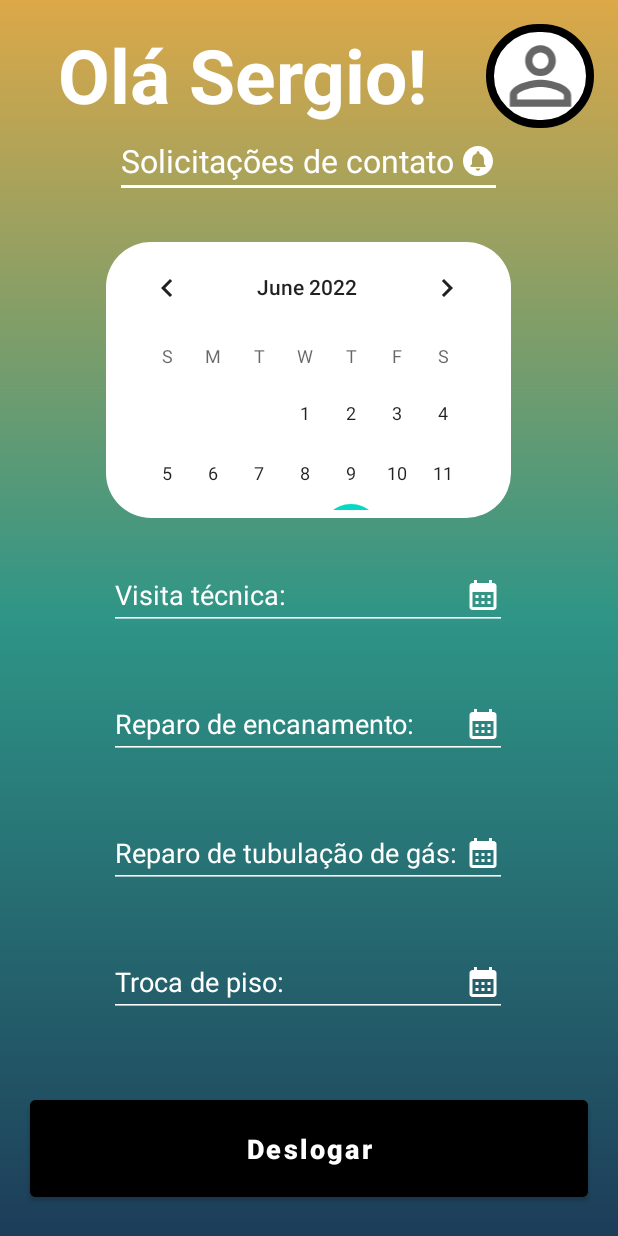
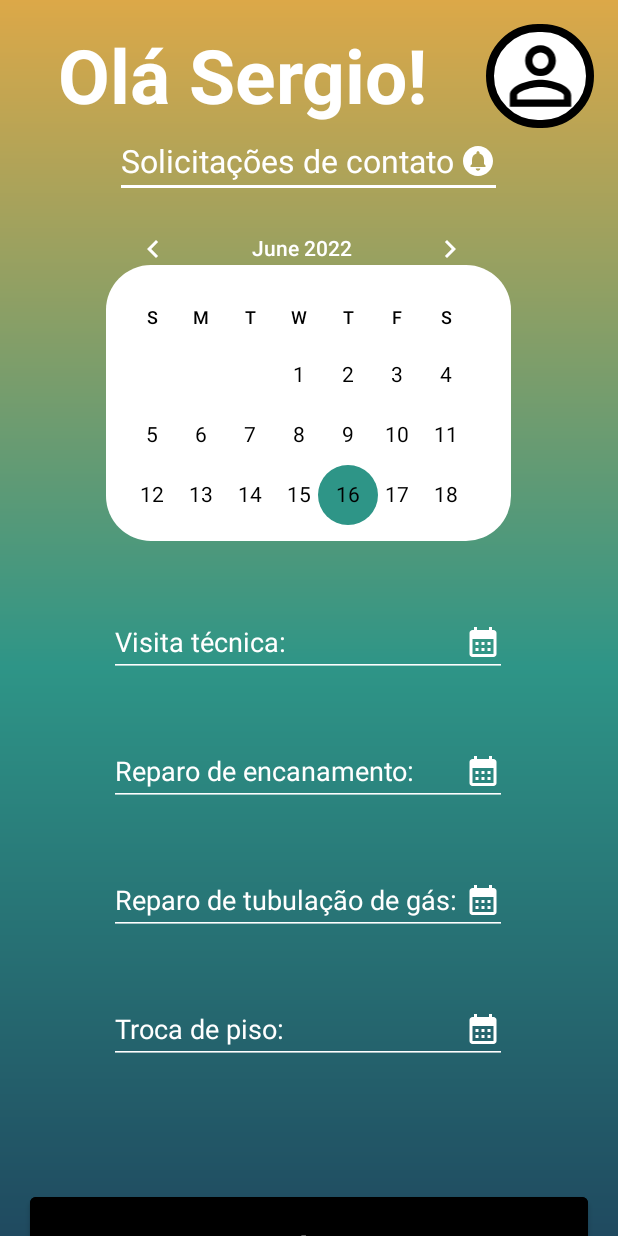
Before and after one commit to gabrielscholze-r/ObraPrima-Android, an Android app: the TelaPrincipalProfissional screen opened directly, with no data from a screen before it, on a phone screen of 412 x 824 dp. Run offline under Robolectric (Android 15) with nearby library versions, the phone set to English and light mode, and no system bars.

Commit message:
color fix

```diff
--- a/app/build.gradle
+++ b/app/build.gradle
@@ -29,9 +29,9 @@ android {
 
 dependencies {
 
-    implementation 'androidx.appcompat:appcompat:1.4.1'
-    implementation 'com.google.android.material:material:1.5.0'
-    implementation 'androidx.constraintlayout:constraintlayout:2.1.3'
+    implementation 'androidx.appcompat:appcompat:1.4.2'
+    implementation 'com.google.android.material:material:1.6.1'
+    implementation 'androidx.constraintlayout:constraintlayout:2.1.4'
     testImplementation 'junit:junit:4.13.2'
     androidTestImplementation 'androidx.test.ext:junit:1.1.3'
     androidTestImplementation 'androidx.test.espresso:espresso-core:3.4.0'
--- a/app/src/main/java/com/example/meuapp/data/Database.java
+++ b/app/src/main/java/com/example/meuapp/data/Database.java
@@ -14,9 +14,9 @@ public class Database {
         Profissional pedreiro = new Profissional("Luis","Felipe Scolari","41977777777",1234567891,"Pedreiro",3.0);
         Profissional eletricista = new Profissional("Rogerio","Ceni","4199999999",1234567891,"Eletricista",5.0);
 
-        Cliente cliente1 = new Cliente("Sergio", "sergio123@gmail.com","12345678912","999999999","1234")
-        Cliente cliente2 = new Cliente("Claudio", "claudio123@gmail.com","12345678912","999999999","1234")
-        Cliente cliente3 = new Cliente("Roberto", "roberto123@gmail.com","12345678912","999999999","1234")
+        Cliente cliente1 = new Cliente("Sergio", "sergio123@gmail.com","12345678912","999999999","1234");
+        Cliente cliente2 = new Cliente("Claudio", "claudio123@gmail.com","12345678912","999999999","1234");
+        Cliente cliente3 = new Cliente("Roberto", "roberto123@gmail.com","12345678912","999999999","1234");
 
         profissionais.add(encanador);
         profissionais.add(pedreiro);
--- a/app/src/main/res/layout/activity_form_login.xml
+++ b/app/src/main/res/layout/activity_form_login.xml
@@ -37,6 +37,9 @@
 
 
         <EditText
+            android:drawableTint="@color/black"
+            android:textColorHint="@color/black"
+            android:textColor="@color/black"
             android:id="@+id/edit_email"
             style="@style/Edit_Text"
             android:drawableRight="@drawable/ic_email"
@@ -49,6 +52,9 @@
 
 
         <EditText
+            android:drawableTint="@color/black"
+            android:textColorHint="@color/black"
+            android:textColor="@color/black"
             android:id="@+id/password"
             style="@style/Edit_Text"
             android:drawableRight="@drawable/ic_password"
--- a/app/src/main/res/layout/activity_tela_principal_profissional.xml
+++ b/app/src/main/res/layout/activity_tela_principal_profissional.xml
@@ -27,6 +27,7 @@
             app:layout_constraintTop_toTopOf="parent" />
 
         <ImageView
+            app:tint="@color/black"
             android:id="@+id/containerIcon"
             android:layout_width="79dp"
             android:layout_height="61dp"
@@ -167,18 +168,23 @@
 
         <CalendarView
             android:id="@+id/calendarView2"
-            android:layout_width="257dp"
-            android:layout_height="182dp"
-            android:layout_marginBottom="8dp"
-            android:backgroundTint="@color/white"
-            android:drawableTint="#FFFFFF"
-            android:textColorHint="@color/white"
-            app:layout_constraintBottom_toBottomOf="@+id/containerComponents"
+            android:layout_width="271dp"
+            android:layout_height="229dp"
+            android:layout_marginBottom="44dp"
+            android:backgroundTint="@color/black"
+            android:dateTextAppearance="@style/CalenderViewDateCustomText"
+            android:drawableTint="#000000"
+            android:focusedMonthDateColor="@style/CalenderViewDateCustomText"
+            android:selectedWeekBackgroundColor="@style/CalenderViewDateCustomText"
+            android:textColorHint="@color/black"
+            android:theme="@style/CalenderViewCustom"
+            android:unfocusedMonthDateColor="@style/CalenderViewDateCustomText"
+            android:weekDayTextAppearance="@color/black"
+            app:layout_constraintBottom_toTopOf="@+id/editTextDate"
             app:layout_constraintEnd_toEndOf="parent"
-            app:layout_constraintHorizontal_bias="0.493"
+            app:layout_constraintHorizontal_bias="0.465"
             app:layout_constraintStart_toStartOf="parent"
-            app:layout_constraintTop_toTopOf="@+id/containerComponents"
-            app:layout_constraintVertical_bias="0.571" />
+            app:layout_constraintTop_toBottomOf="@+id/editTextTextPersonName" />
     </androidx.constraintlayout.widget.ConstraintLayout>
 
 </androidx.core.widget.NestedScrollView>
--- a/app/src/main/res/values/styles.xml
+++ b/app/src/main/res/values/styles.xml
@@ -32,5 +32,16 @@
         <item name="textAllCaps">false</item>
         <item name="android:background">@drawable/button</item>
     </style>
+    <style name="CalenderViewCustom" parent="Theme.AppCompat">
+        <item name="colorAccent">@color/lightblue</item>
+    </style>
+
+    <style name="CalenderViewDateCustomText" parent="android:TextAppearance.DeviceDefault.Small">
+        <item name="android:textColor">@color/black</item>
+    </style>
+
+    <style name="CalenderViewWeekCustomText" parent="android:TextAppearance.DeviceDefault.Small">
+        <item name="android:textColor">@color/black</item>
+    </style>
 
 </resources>
```
Also changed, not shown: app/src/main/java/com/example/meuapp/FormCadastroCliente.java (+15 -2 lines), app/src/main/res/layout/activity_form_cadastro_cliente.xml (+20 -3 lines), app/src/main/res/layout/activity_form_cadastro_profissional.xml (+22 -0 lines), app/src/main/res/layout/activity_tela_principal_cliente.xml (+9 -1 lines).
